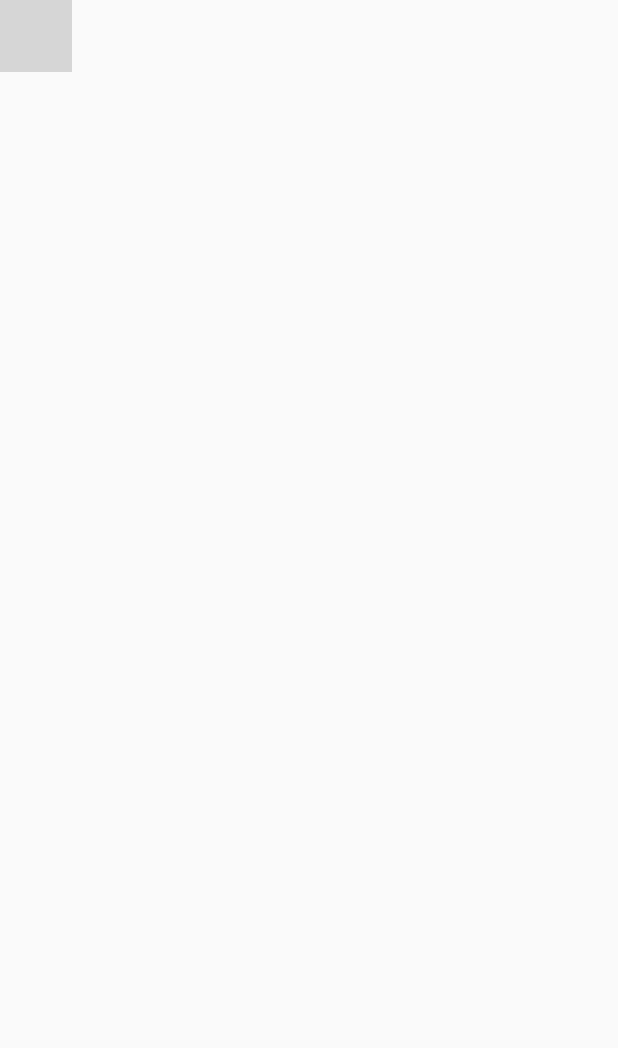
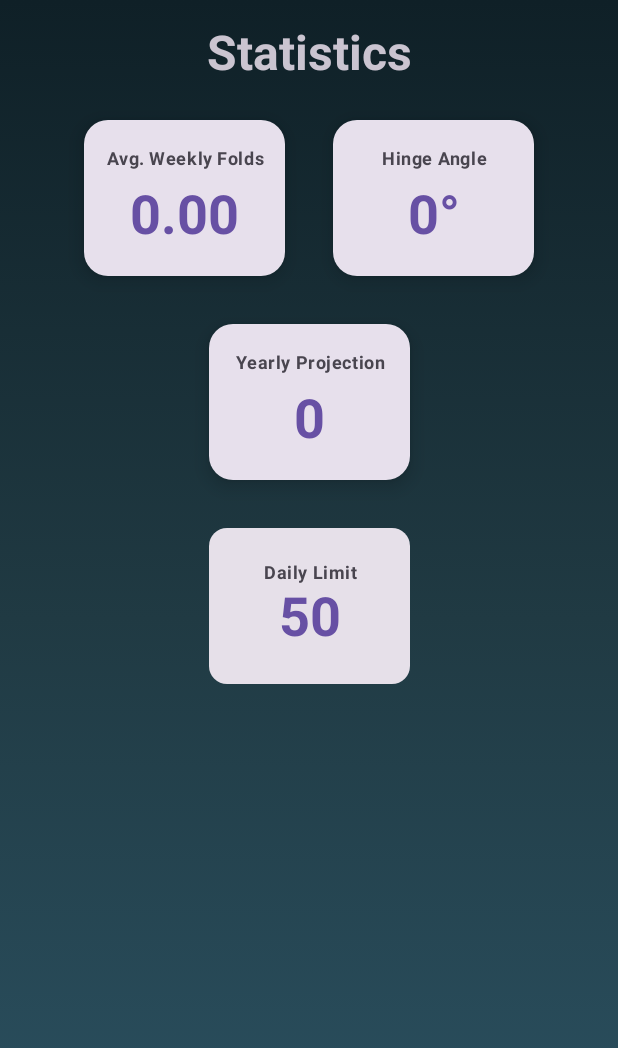
Before and after one commit to Veekshithkadaveru/FoldTracker, an Android app built with Jetpack Compose: the StatsScreen screen opened through its navigation route, on a phone screen of 412 x 824 dp. Shown: the top 1048 px of the screen. Run offline under Robolectric (Android 15) with nearby library versions, the phone set to English and light mode, and no system bars; our stand-ins replace Dagger/Hilt's generated code; libraries missing offline, so code that uses them is left out: androidx.glance, androidx.glance.action, androidx.glance.appwidget, androidx.glance.background, androidx.glance.layout and 2 more; 3 statements that could not run were skipped; grey boxes are pictures that could not be loaded.

Commit message:
Create Stats screen

```diff
--- a/app/build.gradle.kts
+++ b/app/build.gradle.kts
@@ -74,7 +74,7 @@ dependencies {
     implementation("androidx.hilt:hilt-navigation-compose:1.2.0")
     implementation("org.jetbrains.kotlinx:kotlinx-serialization-json:1.6.0")
     implementation("androidx.glance:glance-appwidget:1.1.1")
-
+    implementation("androidx.compose.material:material-icons-extended:1.7.8")
 
 
     testImplementation(libs.junit)
--- a/app/src/main/java/com/example/foldtracker/ui/StatsScreen.kt
+++ b/app/src/main/java/com/example/foldtracker/ui/StatsScreen.kt
@@ -1,11 +1,77 @@
 package com.example.foldtracker.ui
 
-import androidx.compose.foundation.lazy.grid.LazyVerticalGrid
+import android.os.Build
+import androidx.annotation.RequiresApi
+import androidx.compose.foundation.background
+import androidx.compose.foundation.gestures.detectTapGestures
+import androidx.compose.foundation.layout.Arrangement
+import androidx.compose.foundation.layout.Column
+import androidx.compose.foundation.layout.Row
+import androidx.compose.foundation.layout.Spacer
+import androidx.compose.foundation.layout.fillMaxSize
+import androidx.compose.foundation.layout.fillMaxWidth
+import androidx.compose.foundation.layout.height
+import androidx.compose.foundation.layout.padding
+import androidx.compose.material3.MaterialTheme
+import androidx.compose.material3.Text
 import androidx.compose.runtime.Composable
+import androidx.compose.runtime.collectAsState
+import androidx.compose.runtime.getValue
+import androidx.compose.runtime.mutableStateOf
+import androidx.compose.runtime.remember
+import androidx.compose.runtime.setValue
+import androidx.compose.ui.Alignment
+import androidx.compose.ui.Modifier
+import androidx.compose.ui.input.pointer.pointerInput
+import androidx.compose.ui.text.font.FontWeight
+import androidx.compose.ui.unit.dp
+import com.example.foldtracker.viewmodel.CounterViewModel
 
+@RequiresApi(Build.VERSION_CODES.O)
 @Composable
-fun ExtraFeatures(){
-    LazyVerticalGrid(columns = 2) {
+fun StatsScreen(viewModel: CounterViewModel) {
+    val averageFolds by viewModel.averageFolds.collectAsState()
+    val yearlyProjection by viewModel.yearlyProjection.collectAsState()
+    val hingeAngle by viewModel.hingeAngle.collectAsState()
 
+    var isDailyLimitCardExpanded by remember { mutableStateOf(false) }
+
+    Column(
+        modifier = Modifier
+            .fillMaxSize()
+            .background(gradientBackground())
+            .padding(16.dp)
+            .pointerInput(isDailyLimitCardExpanded) {
+                detectTapGestures { offset ->
+                    if (isDailyLimitCardExpanded) {
+                        isDailyLimitCardExpanded = false
+                    }
+                }
+            },
+        verticalArrangement = Arrangement.Top,
+        horizontalAlignment = Alignment.CenterHorizontally
+    ) {
+        Text(
+            "Statistics",
+            style = MaterialTheme.typography.headlineLarge,
+            color = MaterialTheme.colorScheme.outlineVariant,
+            fontWeight = FontWeight.Bold
+        )
+        Spacer(modifier = Modifier.height(16.dp))
+        Row(
+            modifier = Modifier
+                .fillMaxWidth()
+                .padding(horizontal = 16.dp),
+            horizontalArrangement = Arrangement.SpaceEvenly
+        ) {
+            CounterCard("Avg. Weekly Folds", String.format("%.2f", averageFolds))
+            CounterCard("Hinge Angle", "$hingeAngle°")
+        }
+        Spacer(modifier = Modifier.height(16.dp))
+        CounterCard("Yearly Projection", String.format("%d", yearlyProjection))
+        Spacer(modifier = Modifier.height(16.dp))
+        DailyLimitCard(viewModel = viewModel, isExpanded = isDailyLimitCardExpanded) {
+            isDailyLimitCardExpanded = !isDailyLimitCardExpanded
+        }
     }
 }
```
